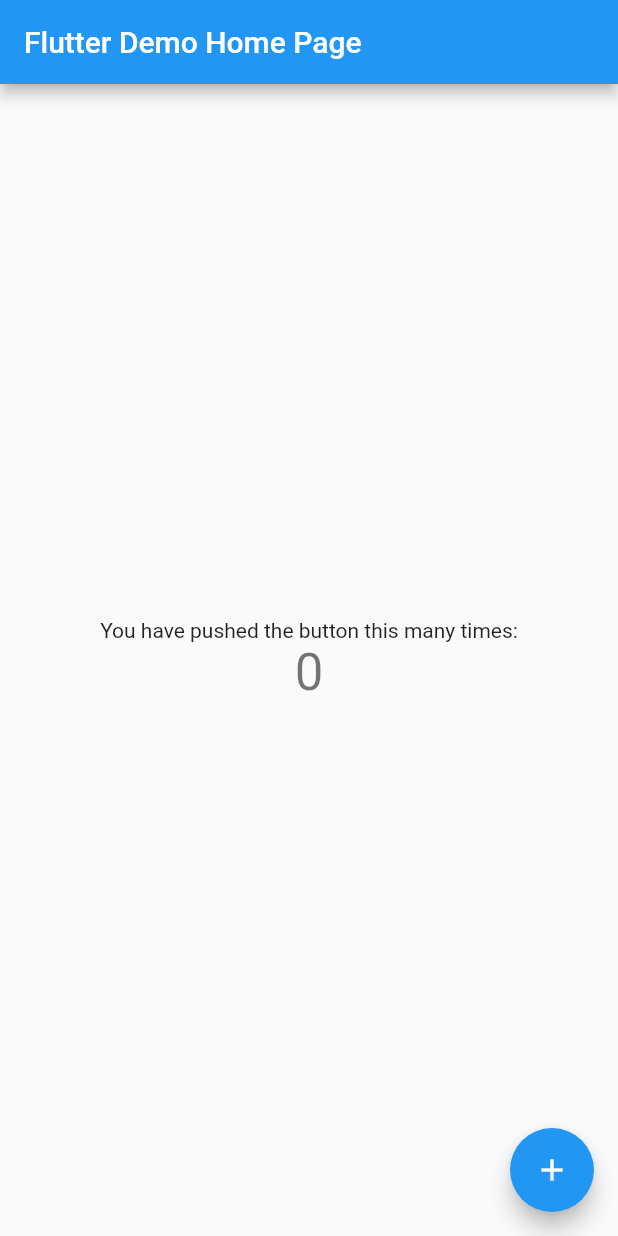
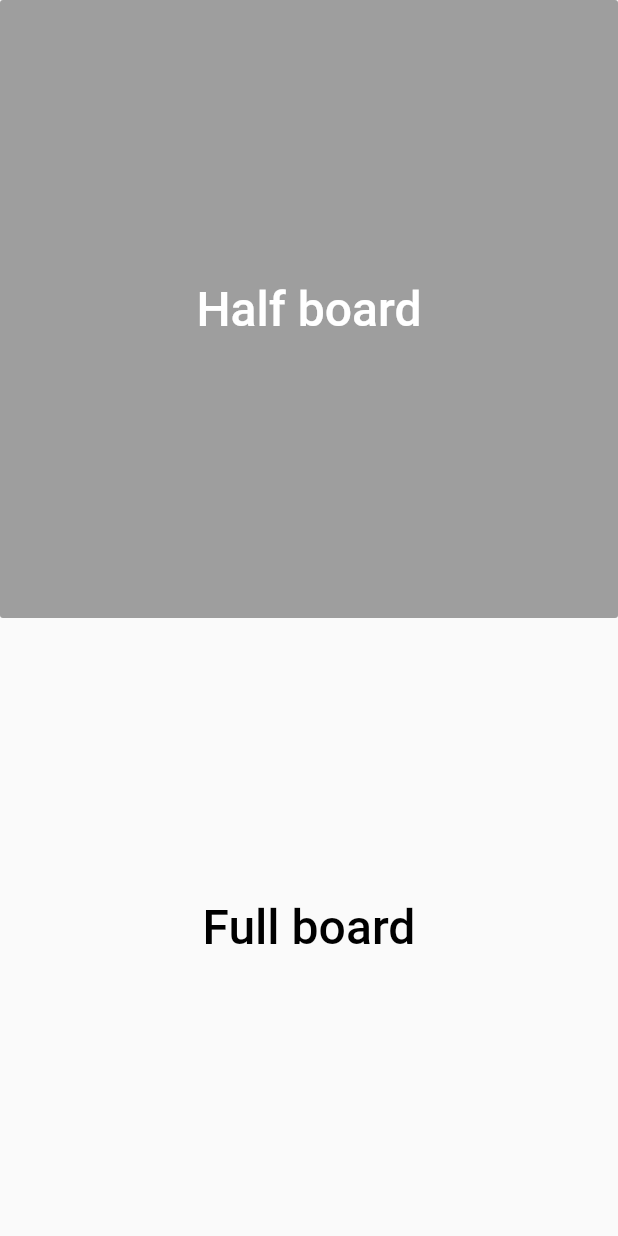
Before and after one commit to OBorovec-archive/app-GwentCalculatorApp, a Flutter app: the screen it shows after launch, on a phone screen of 412 x 824 dp. Run offline on Flutter 3.47's test engine with Material 2 defaults, Android fonts, the phone set to English and light mode, and no system bars.

Commit message:
screens init

```diff
--- a/lib/main.dart
+++ b/lib/main.dart
@@ -1,111 +1,17 @@
 import 'package:flutter/material.dart';
+import './screens/ModeScreen.dart';
 
 void main() => runApp(MyApp());
 
 class MyApp extends StatelessWidget {
-  // This widget is the root of your application.
   @override
   Widget build(BuildContext context) {
     return MaterialApp(
-      title: 'Flutter Demo',
+      title: 'Gwent calculator',
       theme: ThemeData(
-        // This is the theme of your application.
-        //
-        // Try running your application with "flutter run". You'll see the
-        // application has a blue toolbar. Then, without quitting the app, try
-        // changing the primarySwatch below to Colors.green and then invoke
-        // "hot reload" (press "r" in the console where you ran "flutter run",
-        // or simply save your changes to "hot reload" in a Flutter IDE).
-        // Notice that the counter didn't reset back to zero; the application
-        // is not restarted.
-        primarySwatch: Colors.blue,
+        primarySwatch: Colors.grey,
       ),
-      home: MyHomePage(title: 'Flutter Demo Home Page'),
+      home: ModePage(),
     );
   }
 }
-
-class MyHomePage extends StatefulWidget {
-  MyHomePage({Key key, this.title}) : super(key: key);
-
-  // This widget is the home page of your application. It is stateful, meaning
-  // that it has a State object (defined below) that contains fields that affect
-  // how it looks.
-
-  // This class is the configuration for the state. It holds the values (in this
-  // case the title) provided by the parent (in this case the App widget) and
-  // used by the build method of the State. Fields in a Widget subclass are
-  // always marked "final".
-
-  final String title;
-
-  @override
-  _MyHomePageState createState() => _MyHomePageState();
-}
-
-class _MyHomePageState extends State<MyHomePage> {
-  int _counter = 0;
-
-  void _incrementCounter() {
-    setState(() {
-      // This call to setState tells the Flutter framework that something has
-      // changed in this State, which causes it to rerun the build method below
-      // so that the display can reflect the updated values. If we changed
-      // _counter without calling setState(), then the build method would not be
-      // called again, and so nothing would appear to happen.
-      _counter++;
-    });
-  }
-
-  @override
-  Widget build(BuildContext context) {
-    // This method is rerun every time setState is called, for instance as done
-    // by the _incrementCounter method above.
-    //
-    // The Flutter framework has been optimized to make rerunning build methods
-    // fast, so that you can just rebuild anything that needs updating rather
-    // than having to individually change instances of widgets.
-    return Scaffold(
-      appBar: AppBar(
-        // Here we take the value from the MyHomePage object that was created by
-        // the App.build method, and use it to set our appbar title.
-        title: Text(widget.title),
-      ),
-      body: Center(
-        // Center is a layout widget. It takes a single child and positions it
-        // in the middle of the parent.
-        child: Column(
-          // Column is also a layout widget. It takes a list of children and
-          // arranges them vertically. By default, it sizes itself to fit its
-          // children horizontally, and tries to be as tall as its parent.
-          //
-          // Invoke "debug painting" (press "p" in the console, choose the
-          // "Toggle Debug Paint" action from the Flutter Inspector in Android
-          // Studio, or the "Toggle Debug Paint" command in Visual Studio Code)
-          // to see the wireframe for each widget.
-          //
-          // Column has various properties to control how it sizes itself and
-          // how it positions its children. Here we use mainAxisAlignment to
-          // center the children vertically; the main axis here is the vertical
-          // axis because Columns are vertical (the cross axis would be
-          // horizontal).
-          mainAxisAlignment: MainAxisAlignment.center,
-          children: <Widget>[
-            Text(
-              'You have pushed the button this many times:',
-            ),
-            Text(
-              '$_counter',
-              style: Theme.of(context).textTheme.display1,
-            ),
-          ],
-        ),
-      ),
-      floatingActionButton: FloatingActionButton(
-        onPressed: _incrementCounter,
-        tooltip: 'Increment',
-        child: Icon(Icons.add),
-      ), // This trailing comma makes auto-formatting nicer for build methods.
-    );
-  }
-}
--- /dev/null
+++ b/lib/screens/ModeScreen.dart
@@ -0,0 +1,57 @@
+import 'package:flutter/material.dart';
+import './HalfBoardScreen.dart';
+import './FullBoardScreen.dart';
+
+class ModePage extends StatelessWidget {
+  ModePage({Key key, this.title}) : super(key: key);
+  final String title;
+
+  @override
+  Widget build(BuildContext context) {
+    double width = MediaQuery.of(context).size.width;
+    double height = MediaQuery.of(context).size.height;
+    return Scaffold(
+      appBar: null,
+      body: Center(
+        child: Column(
+          mainAxisAlignment: MainAxisAlignment.center,
+          children: <Widget>[
+            SizedBox(
+              width: width,
+              height: height / 2,
+              child: FlatButton(
+                onPressed: () {
+                  Navigator.push(
+                    context,
+                    MaterialPageRoute(builder: (context) => HalfBoardScreen()),
+                  );
+                },
+                color: Colors.grey,
+                child: Text(
+                  "Half board",
+                  style: TextStyle(color: Colors.white, fontSize: 32),
+                ),
+              ),
+            ),
+            SizedBox(
+              width: width,
+              height: height / 2,
+              child: FlatButton(
+                onPressed: () {
+                  Navigator.push(
+                    context,
+                    MaterialPageRoute(builder: (context) => FullBoardScreen()),
+                  );
+                },
+                child: Text(
+                  "Full board",
+                  style: TextStyle(color: Colors.black, fontSize: 32),
+                ),
+              ),
+            ),
+          ],
+        ),
+      ),
+    );
+  }
+}
```
Also changed, not shown: lib/screens/FullBoardScreen.dart (added, +20 -0 lines), lib/screens/HalfBoardScreen.dart (added, +20 -0 lines), 2 other files.
